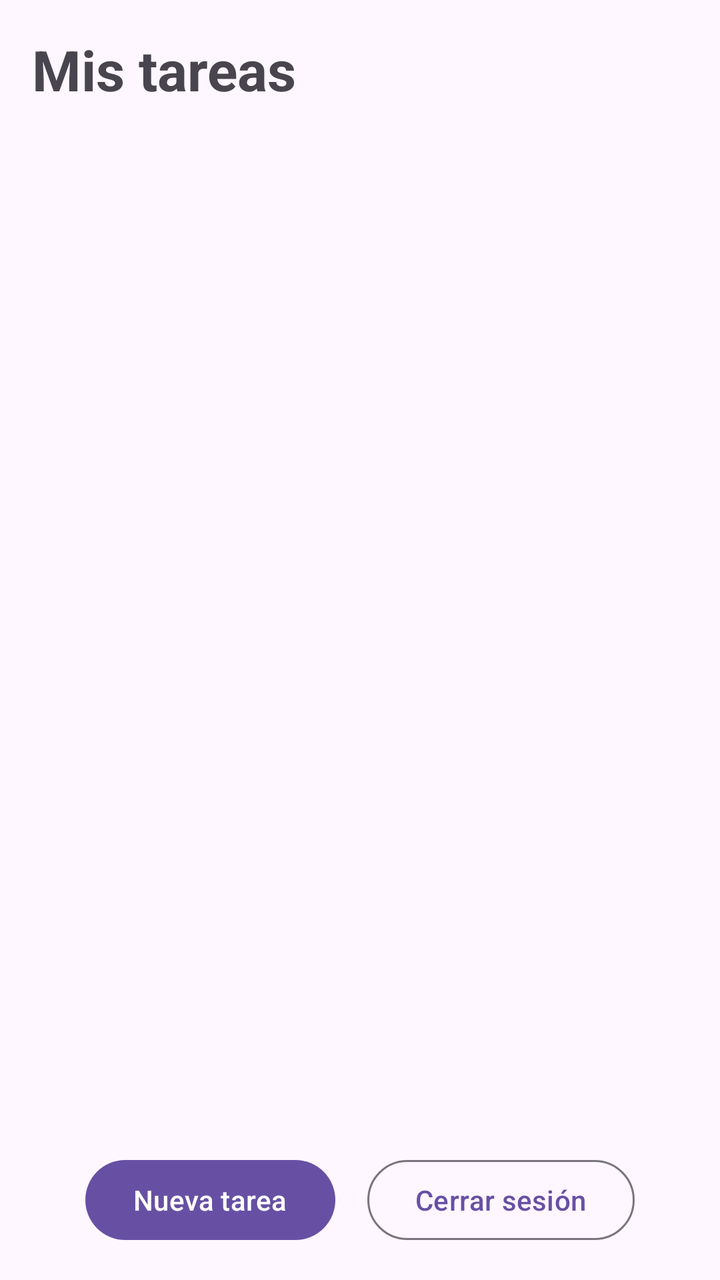
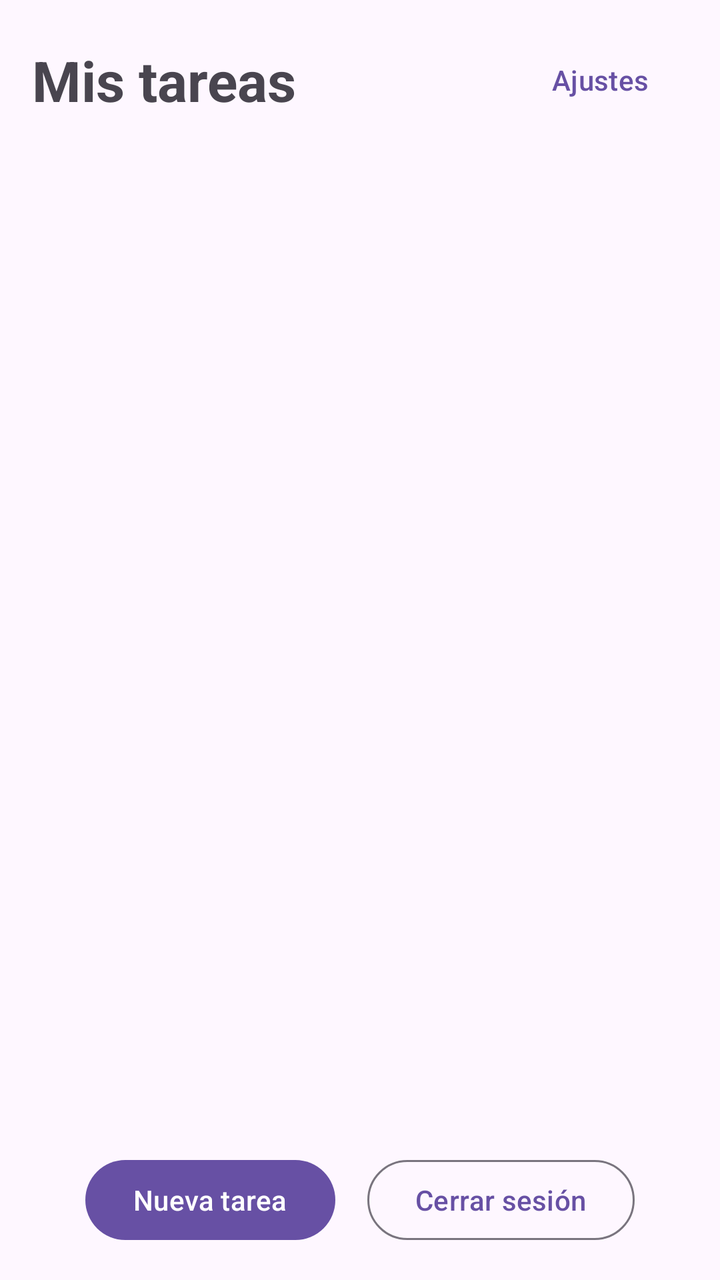

Compare the two renders of this Android layout. The source of the first and the diff that turns it into the second are given below.
<!-- AndroidManifest.xml: application theme Theme.PROYECTO -->
<!-- res/layout/activity_lista_tareas.xml -->
<?xml version="1.0" encoding="utf-8"?>
<LinearLayout xmlns:android="http://schemas.android.com/apk/res/android"
    android:layout_width="match_parent"
    android:layout_height="match_parent"
    android:orientation="vertical">

    <TextView
        android:id="@+id/tvTaskTitle"
        android:layout_width="wrap_content"
        android:layout_height="wrap_content"
        android:layout_margin="16dp"
        android:text="@string/task_list_title"
        android:textSize="28sp"
        android:textStyle="bold" />

    <TextView
        android:id="@+id/tvEmpty"
        android:layout_width="match_parent"
        android:layout_height="wrap_content"
        android:layout_marginHorizontal="16dp"
        android:text="@string/task_empty"
        android:visibility="gone" />

    <androidx.recyclerview.widget.RecyclerView
        android:id="@+id/rvTasks"
        android:layout_width="match_parent"
        android:layout_height="0dp"
        android:layout_marginHorizontal="16dp"
        android:layout_weight="1" />

    <LinearLayout
        android:layout_width="match_parent"
        android:layout_height="wrap_content"
        android:gravity="center"
        android:orientation="horizontal"
        android:padding="16dp">

        <com.google.android.material.button.MaterialButton
            android:id="@+id/btnAdd"
            android:layout_width="wrap_content"
            android:layout_height="wrap_content"
            android:text="@string/add_task_button" />

        <com.google.android.material.button.MaterialButton
            android:id="@+id/btnLogout"
            style="@style/Widget.Material3.Button.OutlinedButton"
            android:layout_width="wrap_content"
            android:layout_height="wrap_content"
            android:layout_marginStart="16dp"
            android:text="@string/logout_button" />
    </LinearLayout>
</LinearLayout>
<!-- resources referenced by this layout -->
<resources>
  <string name="add_task_button">Nueva tarea</string>
  <string name="logout_button">Cerrar sesión</string>
  <string name="task_empty">No tienes tareas. Pulsa Nueva tarea para agregar una.</string>
  <string name="task_list_title">Mis tareas</string>
  <style name="Theme.PROYECTO" parent="Base.Theme.PROYECTO" />
  <style name="Base.Theme.PROYECTO" parent="Theme.Material3.DayNight.NoActionBar">
          
          
      </style>
</resources>

<!-- the commit's change to res/layout/activity_lista_tareas.xml (unified diff, before → after) -->
@@ -4,14 +4,29 @@
     android:layout_height="match_parent"
     android:orientation="vertical">
 
-    <TextView
-        android:id="@+id/tvTaskTitle"
-        android:layout_width="wrap_content"
+    <LinearLayout
+        android:layout_width="match_parent"
         android:layout_height="wrap_content"
         android:layout_margin="16dp"
-        android:text="@string/task_list_title"
-        android:textSize="28sp"
-        android:textStyle="bold" />
+        android:gravity="center_vertical"
+        android:orientation="horizontal">
+
+        <TextView
+            android:id="@+id/tvTaskTitle"
+            android:layout_width="0dp"
+            android:layout_height="wrap_content"
+            android:layout_weight="1"
+            android:text="@string/task_list_title"
+            android:textSize="28sp"
+            android:textStyle="bold" />
+
+        <com.google.android.material.button.MaterialButton
+            android:id="@+id/btnSettings"
+            style="@style/Widget.Material3.Button.TextButton"
+            android:layout_width="wrap_content"
+            android:layout_height="wrap_content"
+            android:text="@string/settings_button" />
+    </LinearLayout>
 
     <TextView
         android:id="@+id/tvEmpty"
<!-- resource entries referenced after the edit -->
@@ -2,6 +2,7 @@
 <resources>
   <string name="add_task_button">Nueva tarea</string>
   <string name="logout_button">Cerrar sesión</string>
+  <string name="settings_button">Ajustes</string>
   <string name="task_empty">No tienes tareas. Pulsa Nueva tarea para agregar una.</string>
   <string name="task_list_title">Mis tareas</string>
   <style name="Theme.PROYECTO" parent="Base.Theme.PROYECTO" />
